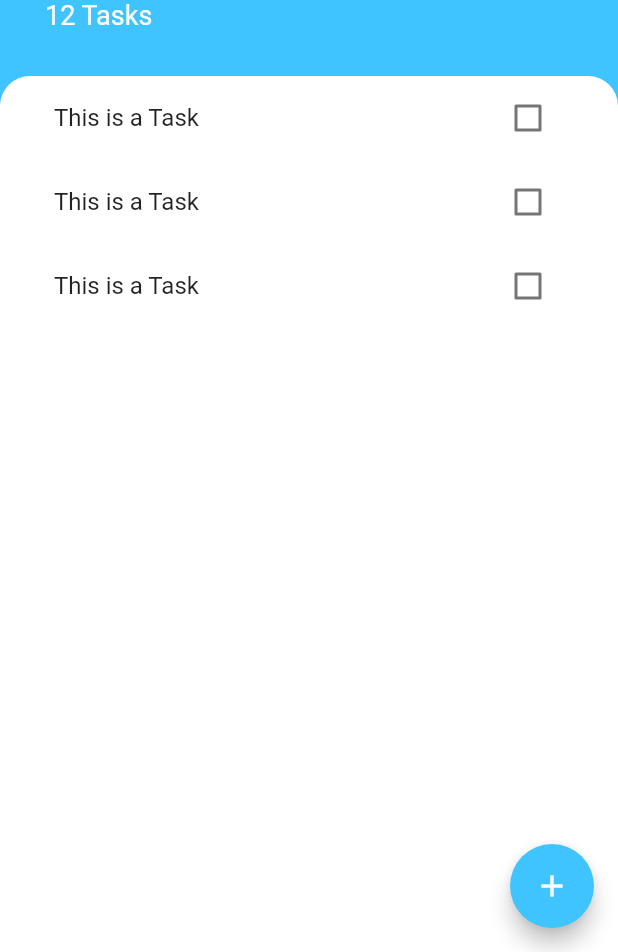
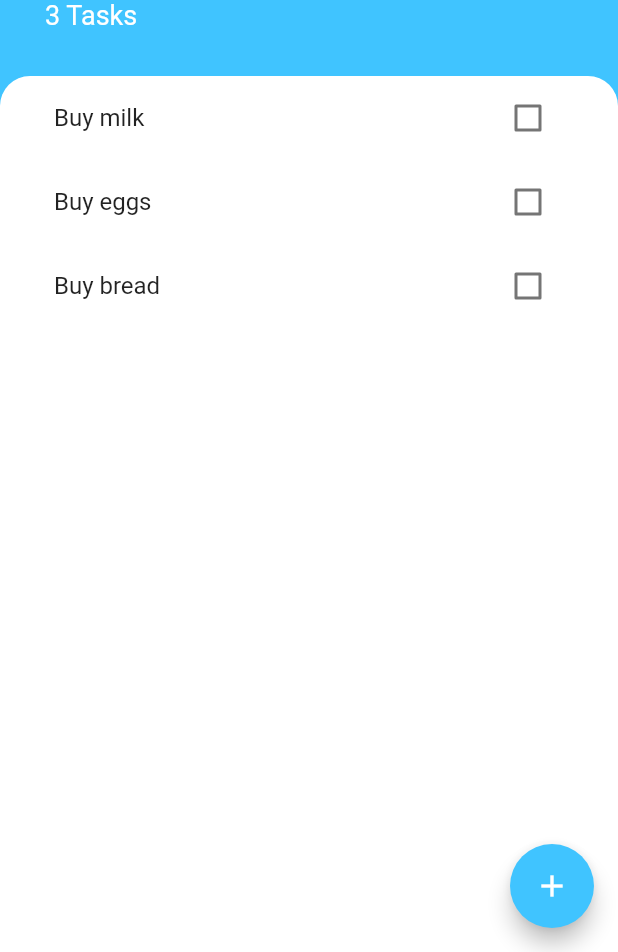
Before and after one commit to SanjibLimbu/todo_app_flutter, a Flutter app: the screen it shows after launch, on a phone screen of 412 x 824 dp, the part 284-1236 px from its top. Run offline on Flutter 3.47's test engine with Material 2 defaults, Android fonts, the phone set to English and light mode, and no system bars.

Commit message:
design completed

```diff
--- /dev/null
+++ b/lib/models/tasks.dart
@@ -0,0 +1,12 @@
+class Task {
+  final String name;
+  bool isDone;
+  Task({
+    required this.isDone,
+    required this.name,
+  });
+
+  void toggleDOne() {
+    isDone = !isDone;
+  }
+}
--- a/lib/screens/add_task_screen.dart
+++ b/lib/screens/add_task_screen.dart
@@ -1,10 +1,15 @@
 import 'package:flutter/material.dart';
 
 class AddTask extends StatelessWidget {
-  const AddTask({super.key});
+  final Function addTaskCallback;
 
+  const AddTask({
+    super.key,
+    required this.addTaskCallback,
+  });
   @override
   Widget build(BuildContext context) {
+    String newTaskTitle = '';
     return Container(
       color: const Color(0xff757575),
       child: Container(
@@ -29,17 +34,20 @@ class AddTask extends StatelessWidget {
                   color: Colors.lightBlueAccent,
                 ),
               ),
-              const TextField(
+              TextField(
                 textAlign: TextAlign.center,
                 autofocus: true,
+                onChanged: (value) => newTaskTitle = value,
               ),
               const SizedBox(
-                height: 50,
+                height: 10,
               ),
               ElevatedButton(
                 style: ElevatedButton.styleFrom(
                     backgroundColor: Colors.lightBlueAccent),
-                onPressed: () {},
+                onPressed: () {
+                  addTaskCallback(newTaskTitle);
+                },
                 child: const Text("Add"),
               )
             ],
--- a/lib/screens/tasks_screen.dart
+++ b/lib/screens/tasks_screen.dart
@@ -1,9 +1,21 @@
 import 'package:flutter/material.dart';
+import 'package:todo_app/models/tasks.dart';
 import 'package:todo_app/screens/add_task_screen.dart';
 import 'package:todo_app/widgets/tasks_list.dart';
 
-class TasksScreen extends StatelessWidget {
+class TasksScreen extends StatefulWidget {
   const TasksScreen({super.key});
+
+  @override
+  State<TasksScreen> createState() => _TasksScreenState();
+}
+
+class _TasksScreenState extends State<TasksScreen> {
+  List<Task> tasks = [
+    Task(isDone: false, name: 'Buy milk'),
+    Task(isDone: false, name: 'Buy eggs'),
+    Task(isDone: false, name: 'Buy bread'),
+  ];
 
   @override
   Widget build(BuildContext context) {
@@ -21,8 +33,8 @@ class TasksScreen extends StatelessWidget {
             ),
             child: Column(
               crossAxisAlignment: CrossAxisAlignment.start,
-              children: const [
-                CircleAvatar(
+              children: [
+                const CircleAvatar(
                   backgroundColor: Colors.white,
                   radius: 30,
                   child: Icon(
@@ -31,10 +43,10 @@ class TasksScreen extends StatelessWidget {
                     color: Colors.lightBlueAccent,
                   ),
                 ),
-                SizedBox(
+                const SizedBox(
                   height: 10,
                 ),
-                Text(
+                const Text(
                   'Todoey',
                   style: TextStyle(
                     color: Colors.white,
@@ -43,8 +55,8 @@ class TasksScreen extends StatelessWidget {
                   ),
                 ),
                 Text(
-                  '12 Tasks',
-                  style: TextStyle(
+                  '${tasks.length} Tasks',
+                  style: const TextStyle(
                     color: Colors.white,
                     fontSize: 18,
                   ),
@@ -66,7 +78,9 @@ class TasksScreen extends StatelessWidget {
                   ),
                 ),
               ),
-              child: TasksList(),
+              child: TasksList(
+                tasks: tasks,
+              ),
             ),
           )
         ],
@@ -82,7 +96,17 @@ class TasksScreen extends StatelessWidget {
                       padding: EdgeInsets.only(
                         bottom: MediaQuery.of(context).viewInsets.bottom,
                       ),
-                      child: AddTask(),
+                      child: AddTask(
+                        addTaskCallback: (newTaskTitle) {
+                          setState(() {
+                            tasks.add(Task(
+                              isDone: false,
+                              name: newTaskTitle,
+                            ));
+                          });
+                          Navigator.pop(context);
+                        },
+                      ),
                     ),
                   ));
         },
--- a/lib/widgets/tasks_list.dart
+++ b/lib/widgets/tasks_list.dart
@@ -1,18 +1,31 @@
 import 'package:flutter/material.dart';
+import 'package:todo_app/models/tasks.dart';
 import 'package:todo_app/widgets/tasks_tile.dart';
 
-class TasksList extends StatelessWidget {
-  const TasksList({super.key});
+class TasksList extends StatefulWidget {
+  final List<Task> tasks;
+
+  TasksList({required this.tasks});
 
   @override
+  State<TasksList> createState() => _TasksListState();
+}
+
+class _TasksListState extends State<TasksList> {
+  @override
   Widget build(BuildContext context) {
-    return ListView(
-      children: [
-        TaskTile(),
-        TaskTile(),
-        TaskTile(),
-
-      ],
-    );
+    return ListView.builder(
+        itemCount: widget.tasks.length,
+        itemBuilder: (context, index) {
+          return TaskTile(
+            isChecked: widget.tasks[index].isDone,
+            taskTile: widget.tasks[index].name,
+            checkboxCallback: (checkboxState) {
+              setState(() {
+                widget.tasks[index].toggleDOne();
+              });
+            },
+          );
+        });
   }
 }
--- a/lib/widgets/tasks_tile.dart
+++ b/lib/widgets/tasks_tile.dart
@@ -1,15 +1,31 @@
 import 'package:flutter/material.dart';
 
 class TaskTile extends StatelessWidget {
+  final bool isChecked;
+  final String taskTile;
+  final Function(bool?)? checkboxCallback;
+
   const TaskTile({
-    Key? key,
-  }) : super(key: key);
+    super.key,
+    required this.isChecked,
+    required this.taskTile,
+    required this.checkboxCallback
+  });
 
   @override
   Widget build(BuildContext context) {
     return ListTile(
-      title: const Text('This is a Task'),
-      trailing: Checkbox(value: false, onChanged: ((value) {})),
+      title: Text(
+        taskTile,
+        style: TextStyle(
+          decoration: isChecked ? TextDecoration.lineThrough : null,
+        ),
+      ),
+      trailing: Checkbox(
+        activeColor: Colors.lightBlueAccent,
+        value: isChecked,
+        onChanged: checkboxCallback,
+      ),
     );
   }
 }
```
